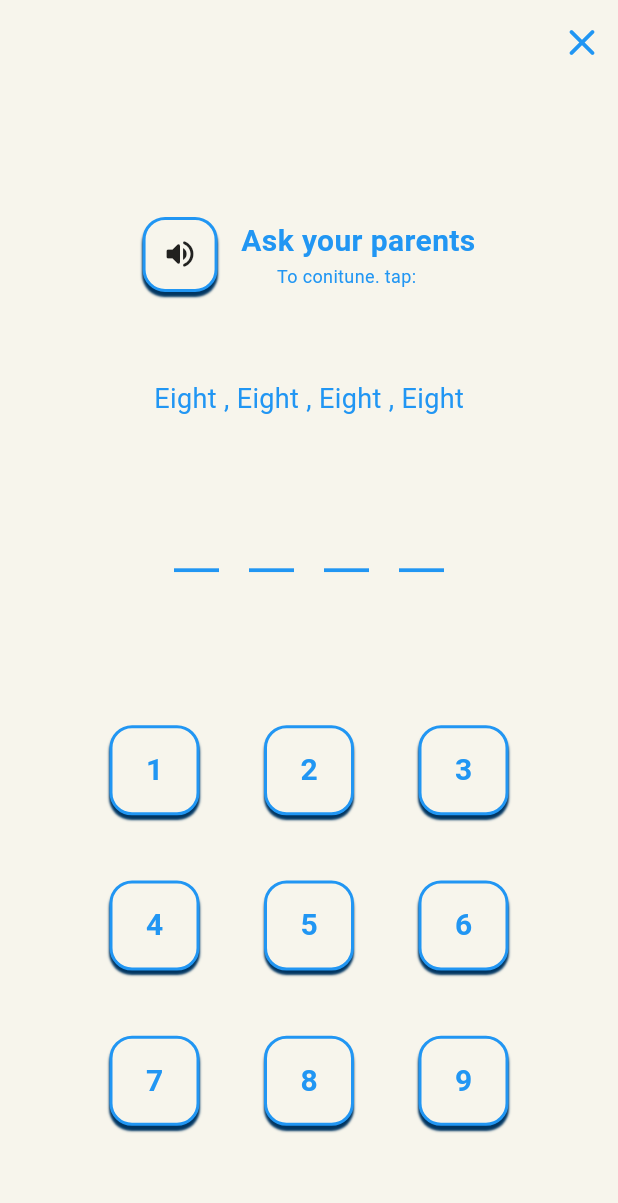
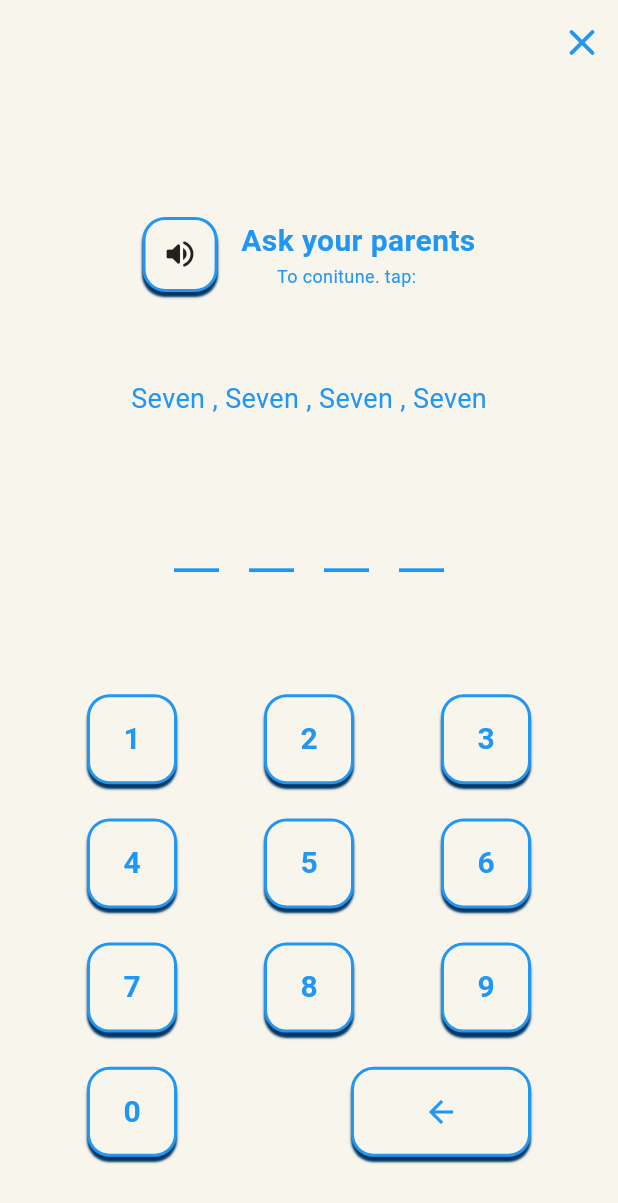
Before and after one commit to EhtishaamQamar/parental_gates, a Flutter app: the GetParentPermition screen opened directly, on a phone screen of 412 x 824 dp. Shown: the top 1203 px of the screen. Run offline on Flutter 3.47's test engine with Material 2 defaults, Android fonts, the phone set to English and light mode, and no system bars.

Commit message:
Update permission_screen.dart

```diff
--- a/lib/permission_screen.dart
+++ b/lib/permission_screen.dart
@@ -11,6 +11,7 @@ class GetParentPermition extends StatefulWidget {
 
 class _GetParentPermitionState extends State<GetParentPermition> {
   List<String> oneToNine = [
+    "Zero",
     "One",
     "Two",
     "Three",
@@ -44,9 +45,9 @@ class _GetParentPermitionState extends State<GetParentPermition> {
     numberWord = [];
     ansNumber = [];
     for (int i = 0; i < 4; i++) {
-      int num = Random().nextInt(9) + 1;
+      int num = Random().nextInt(9);
       number.add(num);
-      numberWord.add(oneToNine[num - 1]);
+      numberWord.add(oneToNine[num]);
       ansNumber.add(null);
     }
     if (mounted) setState(() {});
@@ -201,6 +202,46 @@ class _GetParentPermitionState extends State<GetParentPermition> {
                                           ),
                                       ],
                                     ),
+                                  Row(
+                                    mainAxisAlignment:
+                                        MainAxisAlignment.spaceAround,
+                                    children: [
+                                      IgnorePointer(
+                                        ignoring: currentIndex > 3,
+                                        child: CustomButton(
+                                            child: const Text("0",
+                                                style: TextStyle(
+                                                    color: Colors.blue,
+                                                    fontSize: 20,
+                                                    fontWeight:
+                                                        FontWeight.bold)),
+                                            onTap: () {
+                                              setState(() {
+                                                ansNumber[currentIndex] = 0;
+                                                checkSuccess();
+                                              });
+                                            }),
+                                      ),
+                                      IgnorePointer(
+                                        ignoring: currentIndex > 3,
+                                        child: CustomButton(
+                                            width: 120,
+                                            child: const Icon(
+                                              Icons.arrow_back,
+                                              color: Colors.blue,
+                                            ),
+                                            onTap: () {
+                                              setState(() {
+                                                if (currentIndex > 0) {
+                                                  currentIndex--;
+                                                  ansNumber[currentIndex] =
+                                                      null;
+                                                }
+                                              });
+                                            }),
+                                      ),
+                                    ],
+                                  )
                                 ],
                               ),
                             ),
@@ -215,7 +256,7 @@ class _GetParentPermitionState extends State<GetParentPermition> {
                   children: [
                     Padding(
                       padding: const EdgeInsets.symmetric(
-                          horizontal: 30.0, vertical: 30),
+                          /*horizontal: 30.0*/ vertical: 30),
                       child: Column(
                         mainAxisAlignment: MainAxisAlignment.spaceEvenly,
                         children: [
@@ -320,6 +361,44 @@ class _GetParentPermitionState extends State<GetParentPermition> {
                                         ),
                                     ],
                                   ),
+                                Row(
+                                  mainAxisAlignment:
+                                      MainAxisAlignment.spaceAround,
+                                  children: [
+                                    IgnorePointer(
+                                      ignoring: currentIndex > 3,
+                                      child: CustomButton(
+                                          child: const Text("0",
+                                              style: TextStyle(
+                                                  color: Colors.blue,
+                                                  fontSize: 20,
+                                                  fontWeight: FontWeight.bold)),
+                                          onTap: () {
+                                            setState(() {
+                                              ansNumber[currentIndex] = 0;
+                                              checkSuccess();
+                                            });
+                                          }),
+                                    ),
+                                    IgnorePointer(
+                                      ignoring: currentIndex > 3,
+                                      child: CustomButton(
+                                          width: 120,
+                                          child: const Icon(
+                                            Icons.arrow_back,
+                                            color: Colors.blue,
+                                          ),
+                                          onTap: () {
+                                            setState(() {
+                                              if (currentIndex > 0) {
+                                                currentIndex--;
+                                                ansNumber[currentIndex] = null;
+                                              }
+                                            });
+                                          }),
+                                    ),
+                                  ],
+                                )
                               ],
                             ),
                           )
@@ -338,12 +417,14 @@ class _GetParentPermitionState extends State<GetParentPermition> {
 class CustomButton extends StatelessWidget {
   final Widget child;
   final double buttonSize;
+  final double? width;
   final Function() onTap;
   const CustomButton({
     super.key,
     this.buttonSize = 60,
     required this.child,
     required this.onTap,
+    this.width,
   });
 
   @override
@@ -353,7 +434,7 @@ class CustomButton extends StatelessWidget {
       child: Container(
           alignment: Alignment.center,
           height: buttonSize,
-          width: buttonSize,
+          width: width ?? buttonSize,
           decoration: BoxDecoration(
               color: const Color(0xfff7f5ec),
               borderRadius: BorderRadius.circular(15),
```
